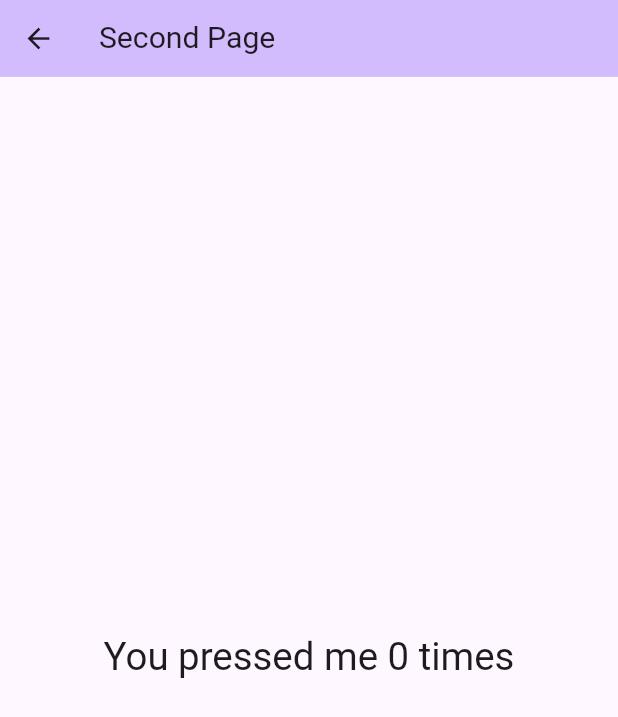
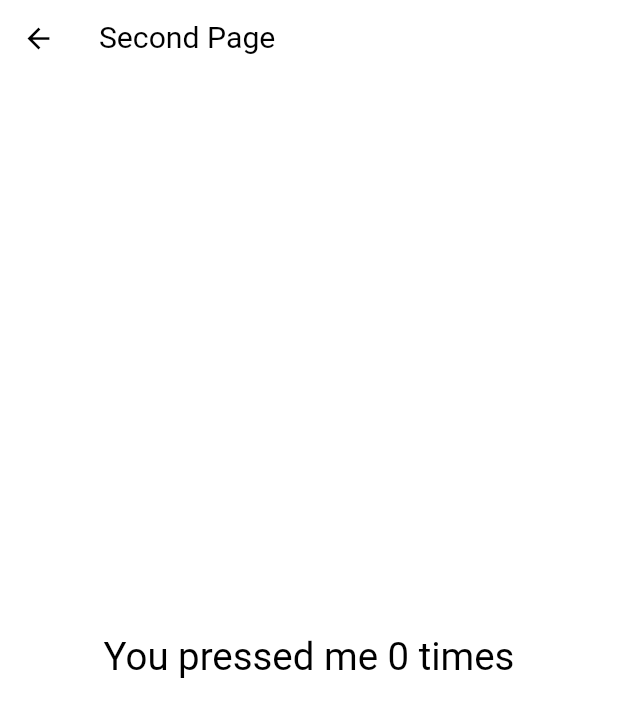
Before and after one commit to educatedMonster/base_project_mvvm_flutter, a Flutter app: the SecondPage screen opened directly with empty values, on a phone screen of 412 x 824 dp. Shown: the top 717 px of the screen. Run offline on Flutter 3.47's test engine with Material 3 defaults, Android fonts, the phone set to English and light mode, and no system bars; our stand-ins replace auto_route, flutter_easyloading, responsive_framework.

Commit message:
Light Mode and Dark Mode

```diff
--- /dev/null
+++ b/lib/theme/theme.dart
@@ -0,0 +1,73 @@
+import 'package:flutter/material.dart';
+
+ThemeData lightMode = ThemeData(
+  brightness: Brightness.light,
+  colorScheme: ColorScheme.light(
+    background: Colors.grey.shade400,
+    primary: Colors.grey.shade300,
+    secondary: Colors.grey.shade200,
+  ),
+
+  // FadeUpwardsPageTransitionsBuilder
+  // OpenUpwardsPageTransitionsBuilder
+  // ZoomPageTransitionsBuilder
+  // CupertinoPageTransitionsBuilder
+  pageTransitionsTheme: const PageTransitionsTheme(builders: {
+    TargetPlatform.iOS: CupertinoPageTransitionsBuilder(),
+    TargetPlatform.android: CupertinoPageTransitionsBuilder(),
+  }),
+  visualDensity: VisualDensity.adaptivePlatformDensity,
+
+  // This is the theme of your application.
+  //
+  // TRY THIS: Try running your application with "flutter run". You'll see
+  // the application has a blue toolbar. Then, without quitting the app,
+  // try changing the seedColor in the colorScheme below to Colors.green
+  // and then invoke "hot reload" (save your changes or press the "hot
+  // reload" button in a Flutter-supported IDE, or press "r" if you used
+  // the command line to start the app).
+  //
+  // Notice that the counter didn't reset back to zero; the application
+  // state is not lost during the reload. To reset the state, use hot
+  // restart instead.
+  //
+  // This works for code too, not just values: Most code changes can be
+  // tested with just a hot reload.
+  useMaterial3: true,
+);
+
+ThemeData darkMode = ThemeData(
+  brightness: Brightness.dark,
+  colorScheme: ColorScheme.dark(
+    background: Colors.grey.shade900,
+    primary: Colors.grey.shade800,
+    secondary: Colors.grey.shade700,
+  ),
+
+  // FadeUpwardsPageTransitionsBuilder
+  // OpenUpwardsPageTransitionsBuilder
+  // ZoomPageTransitionsBuilder
+  // CupertinoPageTransitionsBuilder
+  pageTransitionsTheme: const PageTransitionsTheme(builders: {
+    TargetPlatform.iOS: CupertinoPageTransitionsBuilder(),
+    TargetPlatform.android: CupertinoPageTransitionsBuilder(),
+  }),
+  visualDensity: VisualDensity.adaptivePlatformDensity,
+
+  // This is the theme of your application.
+  //
+  // TRY THIS: Try running your application with "flutter run". You'll see
+  // the application has a blue toolbar. Then, without quitting the app,
+  // try changing the seedColor in the colorScheme below to Colors.green
+  // and then invoke "hot reload" (save your changes or press the "hot
+  // reload" button in a Flutter-supported IDE, or press "r" if you used
+  // the command line to start the app).
+  //
+  // Notice that the counter didn't reset back to zero; the application
+  // state is not lost during the reload. To reset the state, use hot
+  // restart instead.
+  //
+  // This works for code too, not just values: Most code changes can be
+  // tested with just a hot reload.
+  useMaterial3: true,
+);
--- /dev/null
+++ b/lib/view-models/theme_viewmodel.dart
@@ -0,0 +1,21 @@
+import '../theme/theme.dart';
+import 'package:flutter/material.dart';
+
+class ThemeViewModel with ChangeNotifier {
+  ThemeData _themeData = lightMode;
+
+  ThemeData get themeData => _themeData;
+
+  set themeData(ThemeData themeData) {
+    _themeData = themeData;
+    notifyListeners();
+  }
+
+  void toggleTheme() {
+    if (_themeData == lightMode) {
+      themeData = darkMode;
+    } else {
+      themeData = lightMode;
+    }
+  }
+}
```
Also changed, not shown: lib/main.dart (+6 -29 lines), lib/screens/my_home_page.dart (+21 -0 lines), lib/widget/box.dart (added, +26 -0 lines), lib/widget/button.dart (added, +29 -0 lines).
